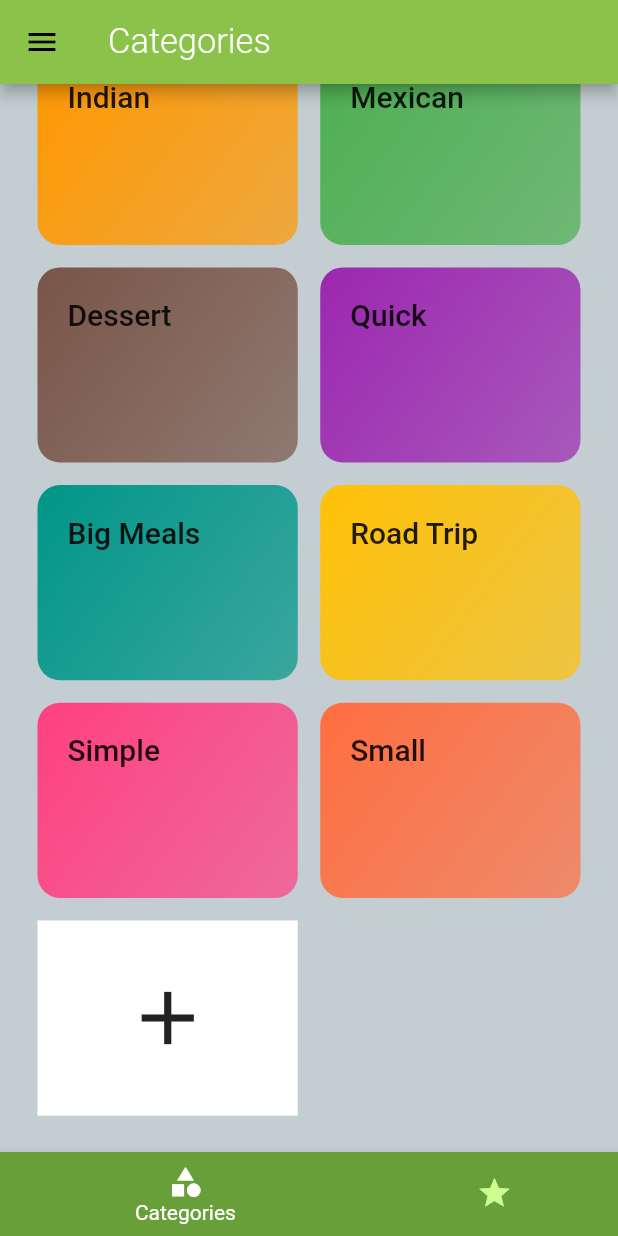
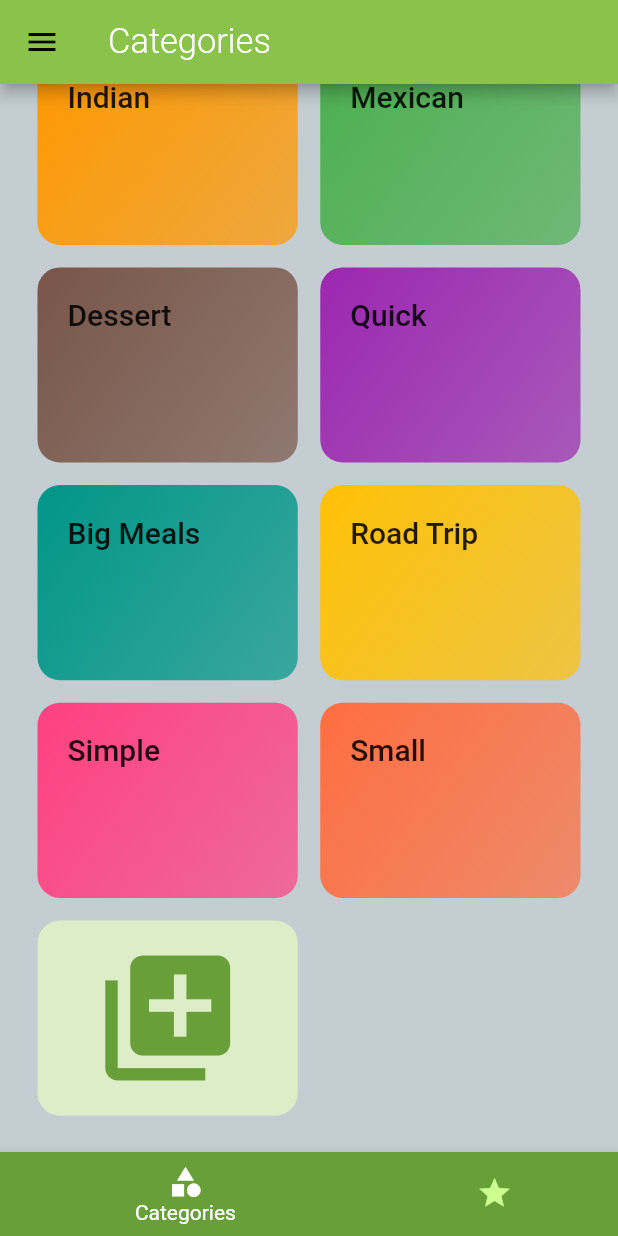
Before and after one commit to shimonster/Meals-App, a Flutter app: the screen it shows after launch, scrolled down 193 dp, on a phone screen of 412 x 824 dp. Run offline on Flutter 3.47's test engine with Material 2 defaults, Android fonts, the phone set to English and light mode, and no system bars; Roboto replaces fonts that are missing (Raleway, RobotoCondensed).

```diff
--- a/lib/main.dart
+++ b/lib/main.dart
@@ -4,6 +4,7 @@ import './screens/filters_screen.dart';
 import './screens/meals_screen.dart';
 import './screens/meal_details_screen.dart';
 import './screens/tabs_screen.dart';
+import './screens/create_meal_screen.dart';
 import './dummy_data.dart';
 import './models/meal.dart';
 import './models/category.dart';
@@ -21,6 +22,8 @@ enum filterElement {
   vegetarian,
   lactoseFree,
 }
+
+
 class _MyAppState extends State<MyApp> {
   List<Meal> filteredMeals;
   var allMeals = dummyRecipes;
@@ -144,6 +147,7 @@ class _MyAppState extends State<MyApp> {
         MealsScreen.screenRoute: (ctx) => MealsScreen(filteredMeals),
         MealDetailsScreen.screenRoute: (ctx) => MealDetailsScreen(_switchFaveStatus, _isMealFavorite, allMeals),
         FiltersScreen.screenRoute: (ctx) => FiltersScreen(_addFilters, _filters),
+        CreateMealScreen.screenRoute: (ctx) => CreateMealScreen(allCategories),
       },
       onUnknownRoute: (settings) {
         return MaterialPageRoute(builder: (ctx) => TabsScreen(favoriteMeals, addCategory, allCategories));
--- a/lib/screens/tabs_screen.dart
+++ b/lib/screens/tabs_screen.dart
@@ -21,20 +21,7 @@ class _TabsScreenState extends State<TabsScreen> {
   List<Map<String, Object>> _pages;
   int _selectedTabIndex = 0;
 
-  @override
-  void initState() {
-    _pages = [
-      {
-      'screen': CategoriesScreen(widget.addCategory, widget.allCategories),
-      'title': 'Categories',
-    },
-      {
-        'screen': FavoritesScreen(widget.favoriteMeals),
-        'title': 'Favorites',
-      },
-    ];
-    super.initState();
-  }
+
 
   void _selectTab(int index) {
     setState(() {
@@ -44,6 +31,16 @@ class _TabsScreenState extends State<TabsScreen> {
 
   @override
   Widget build(BuildContext context) {
+      _pages = [
+        {
+          'screen': CategoriesScreen(widget.addCategory, widget.allCategories),
+          'title': 'Categories',
+        },
+        {
+          'screen': FavoritesScreen(widget.favoriteMeals),
+          'title': 'Favorites',
+        },
+      ];
     return Scaffold(
       appBar: AppBar(
         title: Text(_pages[_selectedTabIndex]['title']),
--- a/lib/widgets/add_category_display.dart
+++ b/lib/widgets/add_category_display.dart
@@ -15,7 +15,8 @@ class AddCategoryDisplay extends StatefulWidget {
 
 class _AddCategoryDisplayState extends State<AddCategoryDisplay> {
   var categoryNameController = TextEditingController();
-  var isAddingCategory = false;
+  var isAddingCategory;
+  var inputError = false;
   final List<Map<String, Object>> possibleColors = [
     {
       'color': Colors.red,
@@ -25,10 +26,10 @@ class _AddCategoryDisplayState extends State<AddCategoryDisplay> {
       'color': Colors.blue,
       'selected': false,
     },
-    {
-      'color': Colors.yellow,
-      'selected': false,
-    },
+//    {
+//      'color': Colors.yellow[800],
+//      'selected': false,
+//    },
     {
       'color': Colors.cyan,
       'selected': false,
@@ -63,6 +64,12 @@ class _AddCategoryDisplayState extends State<AddCategoryDisplay> {
     },
   ];
 
+  @override
+  void initState() {
+    isAddingCategory = false;
+    super.initState();
+  }
+
   void selectColor(index) {
     setState(() {
       var selectedColorIndex =
@@ -83,42 +90,79 @@ class _AddCategoryDisplayState extends State<AddCategoryDisplay> {
   @override
   Widget build(BuildContext context) {
     return InkWell(
-      onTap: () {
+      onTap: !isAddingCategory ?() {
         startCategoryDisplay(context);
-      },
+      } : null,
       splashColor: Theme.of(context).primaryColor,
       borderRadius: BorderRadius.all(Radius.circular(15)),
       child: Container(
-        color: Colors.white,
+        padding: EdgeInsets.all(15),
+        decoration: BoxDecoration(
+          borderRadius: BorderRadius.circular(15),
+          color: Theme.of(context).primaryColorLight,
+        ),
         child: isAddingCategory
             ? SingleChildScrollView(
                 child: Column(
                   children: <Widget>[
-                    TextField(
+                    Container(
+                      height: 50,
+                      margin: EdgeInsets.symmetric(
+                        horizontal: 5,
+                      ),
+                      child: TextField(
                         decoration: InputDecoration(
                           labelText: 'Category Name',
-                          border: OutlineInputBorder()),
+                        ),
                         controller: categoryNameController,
                       ),
+                    ),
                     ColorSelectorDisplay(possibleColors, selectColor),
-                    FlatButton(
-                      child: Text(
-                        'Add',
-                        style: Theme.of(context).textTheme.title,
+                    if (inputError)
+                      Text(
+                        'A Title is Required',
+                        style: TextStyle(
+                          color: Theme.of(context).errorColor,
                         ),
-                      onPressed: () => widget.addCategory(
+                      ),
+                    Row(
+                      mainAxisAlignment: MainAxisAlignment.spaceEvenly,
+                      children: <Widget>[
+                        IconButton(
+                            icon: Icon(Icons.check, size: 30),
+                            onPressed: () {
+                              if (categoryNameController.text != '') {
+                                widget.addCategory(
                                     categoryNameController.text,
-                        possibleColors.firstWhere(
-                            (color) => color['selected'] == true)['color'],
-                        isAddingCategory
+                                    possibleColors.firstWhere((color) =>
+                                        color['selected'] == true)['color'],
+                                    isAddingCategory);
+                                inputError = false;
+                              } else {
+                                setState(() {
+                                  inputError = true;
+                                });
+                              }
+                            }),
+                        IconButton(
+                          icon: Icon(Icons.exit_to_app),
+                          onPressed: () {
+                            setState(() {
+                              isAddingCategory = false;
+                              categoryNameController.text = '';
+                              inputError = false;
+                            });
+                          },
                         ),
+                      ],
                     ),
                   ],
                 ),
               )
             : Icon(
-                Icons.add,
-                size: 60,
+                Icons.add_to_photos,
+                size: 100,
+                color: Theme.of(context).primaryColorDark,
               ),
       ),
     );
```
Also changed, not shown: lib/screens/categories_screen.dart (+6 -5 lines), lib/screens/create_meal_screen.dart (added, +166 -0 lines), lib/screens/meals_screen.dart (+8 -0 lines), lib/widgets/button_selection_display.dart (added, +81 -0 lines), lib/widgets/color_selector_display.dart (+25 -6 lines), lib/widgets/meal_add_ingredient_display.dart (added, +62 -0 lines), lib/widgets/meal_add_step_display.dart (added, +90 -0 lines). Lines whose indentation alone changed are shown as unchanged.
